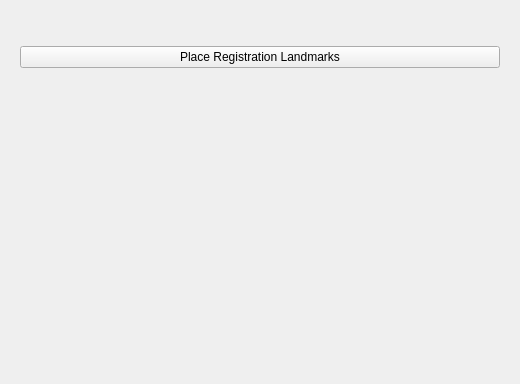
First picture: the form in OpenLIFUTransducerTracker/Resources/UI/PhotoscanPreview.ui, repository OpenwaterHealth/SlicerOpenLIFU, before the edit.
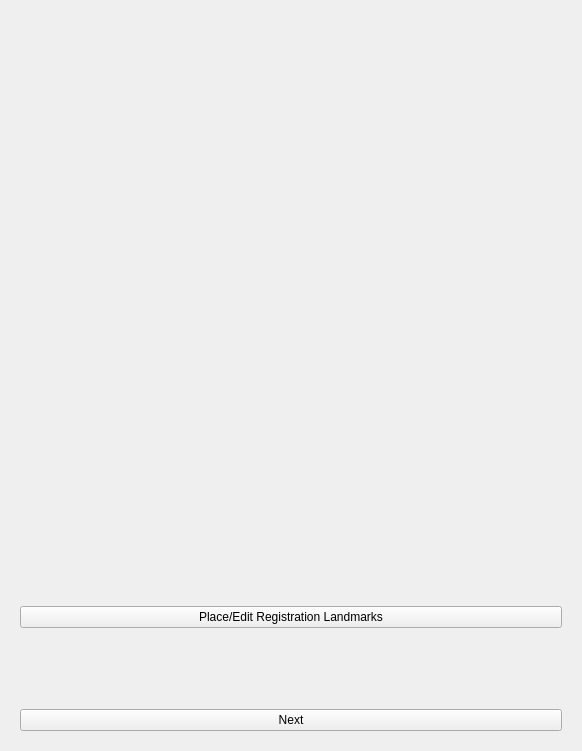
Second picture: the form after the edit. The open tabs and pages were chosen to show the change. Custom widgets are drawn as their Qt base class.

Commit message: Refactor code and add functionality to place named fiducials on photoscan (#149)

Diff of the .ui file:
```diff
--- a/OpenLIFUTransducerTracker/Resources/UI/PhotoscanPreview.ui
+++ b/OpenLIFUTransducerTracker/Resources/UI/PhotoscanPreview.ui
@@ -6,8 +6,8 @@
    <rect>
     <x>0</x>
     <y>0</y>
-    <width>520</width>
-    <height>384</height>
+    <width>580</width>
+    <height>751</height>
    </rect>
   </property>
   <property name="windowTitle">
@@ -15,28 +15,39 @@
   </property>
   <layout class="QVBoxLayout" name="verticalLayout">
    <item>
-    <layout class="QVBoxLayout" name="verticalLayout_2">
-     <item>
       <widget class="QLabel" name="photoscanApprovalStatusLabel">
        <property name="text">
         <string/>
        </property>
       </widget>
      </item>
-     <item alignment="Qt::AlignHCenter|Qt::AlignTop">
+   <item>
       <widget class="QWidget" name="photoscanPlaceholderWidget" native="true">
+     <property name="sizePolicy">
+      <sizepolicy hsizetype="Preferred" vsizetype="Preferred">
+       <horstretch>0</horstretch>
+       <verstretch>0</verstretch>
+      </sizepolicy>
+     </property>
        <property name="minimumSize">
         <size>
-         <width>0</width>
-         <height>0</height>
-        </size>
-       </property>
+       <width>560</width>
+       <height>560</height>
+      </size>
+     </property>
+     <layout class="QVBoxLayout" name="verticalLayout_2"/>
       </widget>
      </item>
      <item>
       <widget class="QStackedWidget" name="dialogControls">
+     <property name="sizePolicy">
+      <sizepolicy hsizetype="Preferred" vsizetype="Preferred">
+       <horstretch>0</horstretch>
+       <verstretch>0</verstretch>
+      </sizepolicy>
+     </property>
        <property name="currentIndex">
-        <number>0</number>
+      <number>1</number>
        </property>
        <widget class="QWidget" name="photoscanPreview">
         <layout class="QVBoxLayout" name="verticalLayout_3">
@@ -67,35 +78,30 @@
          <item>
           <widget class="QPushButton" name="placeLandmarksButton">
            <property name="text">
-            <string>Place Registration Landmarks</string>
+          <string>Place/Edit Registration Landmarks</string>
            </property>
           </widget>
          </item>
          <item>
-          <widget class="qSlicerMarkupsPlaceWidget" name="photoscanMarkupsPlaceWidget">
-           <property name="enabled">
-            <bool>true</bool>
-           </property>
+        <widget class="qSlicerSimpleMarkupsWidget" name="photoscanMarkupsWidget">
+         <property name="nodeSelectorVisible">
+          <bool>false</bool>
+         </property>
+         <property name="optionsVisible">
+          <bool>false</bool>
+         </property>
           </widget>
          </item>
          <item>
-          <spacer name="verticalSpacer2">
-           <property name="orientation">
-            <enum>Qt::Vertical</enum>
-           </property>
-           <property name="sizeHint" stdset="0">
-            <size>
-             <width>20</width>
-             <height>40</height>
-            </size>
-           </property>
-          </spacer>
+        <widget class="QPushButton" name="pushButton">
+         <property name="text">
+          <string>Next</string>
+         </property>
+        </widget>
          </item>
         </layout>
        </widget>
       </widget>
-     </item>
-    </layout>
    </item>
   </layout>
  </widget>
@@ -107,9 +113,9 @@
    <container>1</container>
   </customwidget>
   <customwidget>
-   <class>qSlicerMarkupsPlaceWidget</class>
+   <class>qSlicerSimpleMarkupsWidget</class>
    <extends>qSlicerWidget</extends>
-   <header>qSlicerMarkupsPlaceWidget.h</header>
+   <header>qSlicerSimpleMarkupsWidget.h</header>
   </customwidget>
  </customwidgets>
  <resources/>
```
Lines whose indentation alone changed are shown as unchanged. The commit also changes 2 other files.
